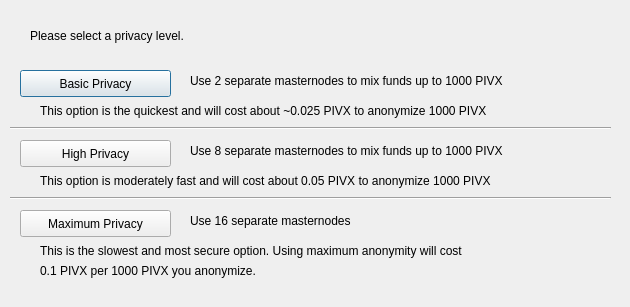
Before: the Qt Designer form src/qt/forms/obfuscationconfig.ui in eons-finance/ALQO, drawn with Qt 5.
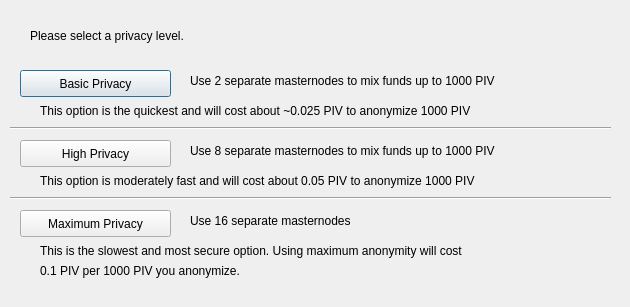
After: the same form once the commit is applied.

Commit message: changed coin name from PIVX to PIV

Diff of the .ui file:
```diff
--- a/src/qt/forms/obfuscationconfig.ui
+++ b/src/qt/forms/obfuscationconfig.ui
@@ -75,7 +75,7 @@
     </rect>
    </property>
    <property name="text">
-    <string>Use 2 separate masternodes to mix funds up to 1000 PIVX</string>
+    <string>Use 2 separate masternodes to mix funds up to 1000 PIV</string>
    </property>
   </widget>
   <widget class="QLabel" name="label_3">
@@ -88,7 +88,7 @@
     </rect>
    </property>
    <property name="text">
-    <string>Use 8 separate masternodes to mix funds up to 1000 PIVX</string>
+    <string>Use 8 separate masternodes to mix funds up to 1000 PIV</string>
    </property>
   </widget>
   <widget class="QLabel" name="label_4">
@@ -114,7 +114,7 @@
     </rect>
    </property>
    <property name="text">
-    <string>This option is the quickest and will cost about ~0.025 PIVX to anonymize 1000 PIVX</string>
+    <string>This option is the quickest and will cost about ~0.025 PIV to anonymize 1000 PIV</string>
    </property>
   </widget>
   <widget class="QLabel" name="label_7">
@@ -127,7 +127,7 @@
     </rect>
    </property>
    <property name="text">
-    <string>This option is moderately fast and will cost about 0.05 PIVX to anonymize 1000 PIVX</string>
+    <string>This option is moderately fast and will cost about 0.05 PIV to anonymize 1000 PIV</string>
    </property>
   </widget>
   <widget class="QLabel" name="label_8">
@@ -153,7 +153,7 @@
     </rect>
    </property>
    <property name="text">
-    <string>0.1 PIVX per 1000 PIVX you anonymize.</string>
+    <string>0.1 PIV per 1000 PIV you anonymize.</string>
    </property>
   </widget>
   <widget class="Line" name="line">
```
The commit also changes 51 other files.
